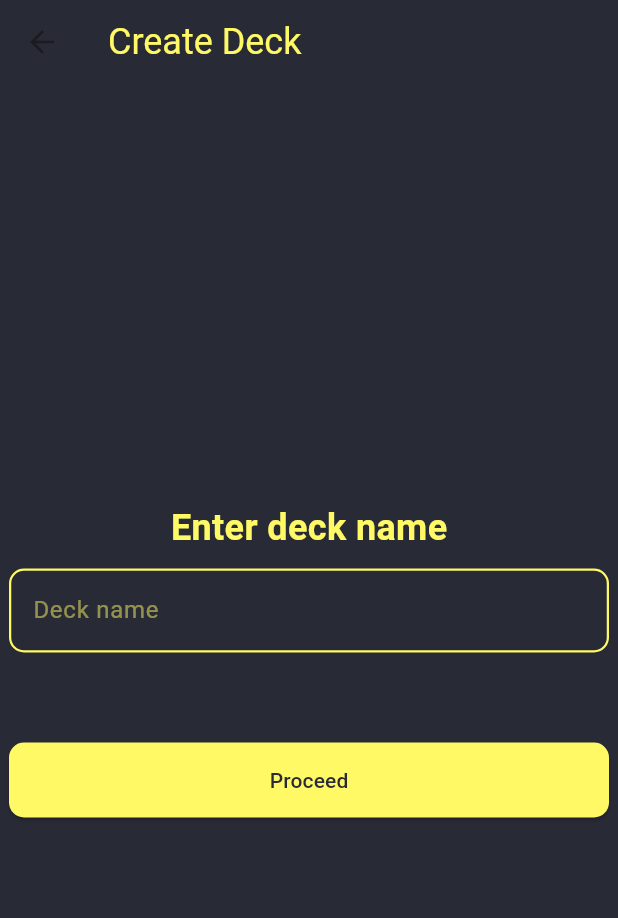
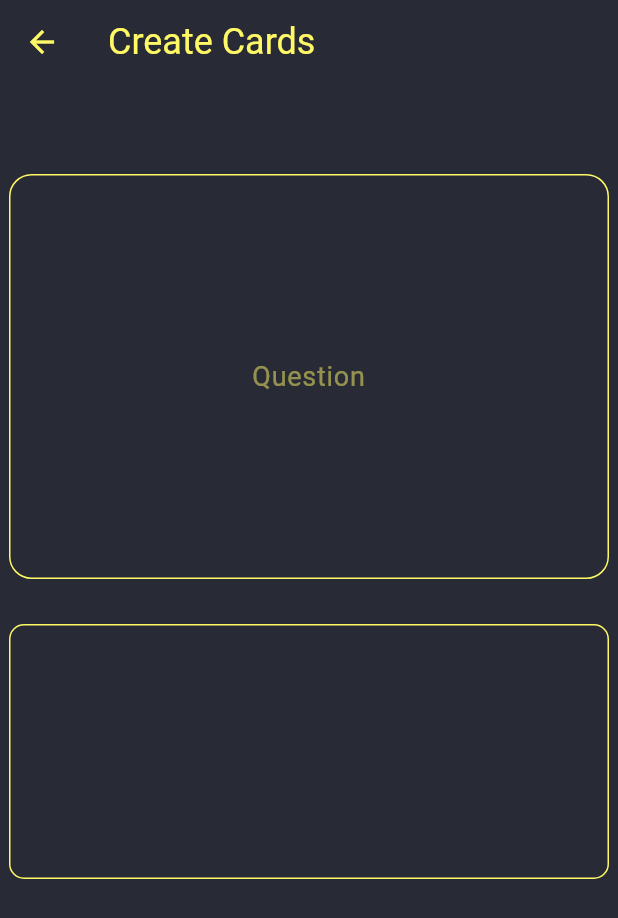
Before and after one commit to n-ginan/Edukado-Manzano, a Flutter app: the CreateDeck screen opened directly, after a tap on "Proceed", on a phone screen of 412 x 824 dp. Shown: the top 918 px of the screen. Run offline on Flutter 3.47's test engine with Material 3 defaults, Android fonts, the phone set to English and light mode, and no system bars.

Commit message:
creating cards, no input for questions yet

```diff
--- a/lib/main.dart
+++ b/lib/main.dart
@@ -8,6 +8,10 @@ const Color finalBackgroundColor = Color.fromRGBO(40, 42, 54, 1.0);
 const Color finalFontColor = Color.fromRGBO(255, 249, 102, 1.0);
 const Color finalFabColor = Color.fromRGBO(40, 42, 54, 0.5);
 const Color finalHintColor = Color.fromRGBO(255, 249, 102, 0.5);
+
+SizedBox spaceBetween(double space) {
+  return SizedBox(height: space);
+}
 
 
 class MyApp extends StatelessWidget {
@@ -89,11 +93,13 @@ class HomeScreen extends StatelessWidget {
 class CreateDeck extends StatelessWidget {
   const CreateDeck({super.key});
 
+
   @override
   Widget build(BuildContext context) {
     return Scaffold(
       appBar: AppBar(
         title: const Text("Create Deck"),
+        iconTheme: const IconThemeData(color: finalFontColor),
         backgroundColor: finalBackgroundColor,
         titleTextStyle: const TextStyle(
           fontSize: 24,
@@ -109,7 +115,7 @@ class CreateDeck extends StatelessWidget {
             spaceBetween(10),
             deckNameTextBox(),
             spaceBetween(60),
-            proceedButton()
+            proceedButton(context)
           ],
         ),
       )
@@ -127,12 +133,17 @@ class CreateDeck extends StatelessWidget {
     );
   }
 
-  SizedBox proceedButton() {
+  SizedBox proceedButton(BuildContext context) {
     return SizedBox(
       height: 50,
       width: 400,
       child: ElevatedButton(
-        onPressed: (){ },
+        onPressed: (){
+          Navigator.push(
+            context,
+            MaterialPageRoute(builder: (context) => const CreateCards())
+          );
+        },
         style: ButtonStyle(
             backgroundColor: const WidgetStatePropertyAll(finalFontColor),
             shape: WidgetStatePropertyAll(
@@ -183,7 +194,86 @@ class CreateDeck extends StatelessWidget {
     );
   }
 
-  SizedBox spaceBetween(double space) {
-    return SizedBox(height: space);
+}
+
+class CreateCards extends StatelessWidget {
+  const CreateCards({super.key});
+
+  @override
+  Widget build(BuildContext context) {
+    return Scaffold(
+      appBar: AppBar(
+        title: const Text("Create Cards"),
+        iconTheme: const IconThemeData(color: finalFontColor),
+        titleTextStyle: const TextStyle(
+          fontSize: 24,
+          color: finalFontColor
+        ),
+        backgroundColor: finalBackgroundColor,
+      ),
+      backgroundColor: finalBackgroundColor,
+      body: Column(
+        mainAxisAlignment: MainAxisAlignment.start,
+        children: [
+          spaceBetween(60),
+          questionCard(),
+          spaceBetween(30),
+          answerCards()
+        ],
+      ),
+    );
+  }
+
+  Container questionCard() {
+    return Container(
+      alignment: Alignment.center,
+        child: const SizedBox(
+      height: 270,
+      width: 400,
+      child: TextField(
+        decoration: InputDecoration(
+          enabledBorder: OutlineInputBorder(
+            borderSide: BorderSide(
+              color: finalFontColor
+            ),
+            borderRadius: BorderRadius.all(Radius.circular(15.0))
+          ),
+          focusedBorder: OutlineInputBorder(
+            borderSide: BorderSide(
+              color: finalFontColor
+            ),
+            borderRadius: BorderRadius.all(Radius.circular(15.0))
+          ),
+          hintText: "Question",
+          hintStyle: TextStyle(
+            color: finalHintColor,
+          )
+        ),
+        style: TextStyle(
+          fontSize: 18,
+          color: finalFontColor
+        ),
+        textAlign: TextAlign.center,
+        expands: true,
+        minLines: null,
+        maxLines: null,
+      )
+    )
+    );
+  }
+
+  Container answerCards() {
+    return Container(
+      padding: const EdgeInsets.all(10.0),
+      height: 170,
+      width: 400,
+      decoration: BoxDecoration(
+        shape: BoxShape.rectangle,
+        border: Border.all(
+          color: finalFontColor,
+        ),
+        borderRadius: const BorderRadius.all(Radius.circular(10))
+      ),
+    );
   }
 }
```
